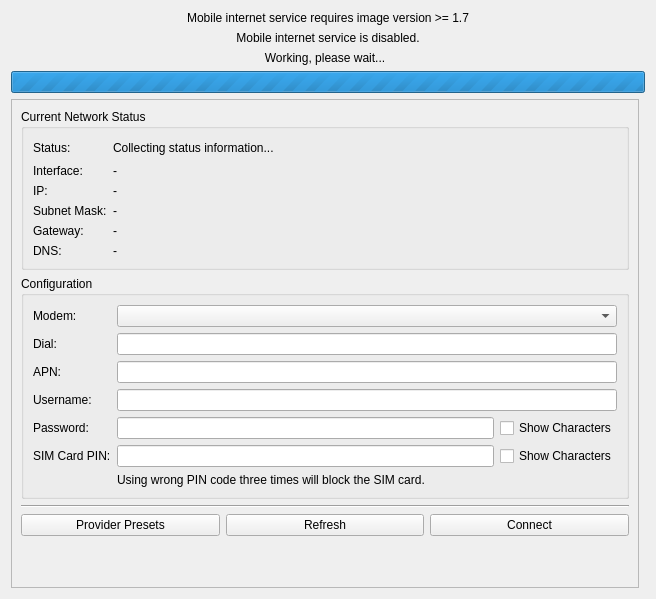
Before: the Qt Designer form src/brickv/plugin_system/plugins/red/ui/red_tab_settings_mobile_internet.ui in Tinkerforge/brickv, drawn with Qt 5.
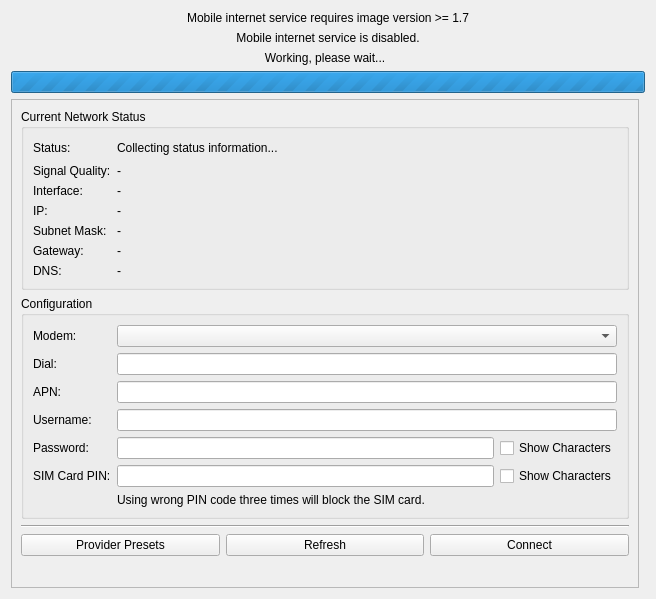
After: the same form once the commit is applied.

Commit message: red-brick: 1. SIM PIN optional 2. Support for multiple connected modems 3. Optimized status refresh 4. Signal reporting on progress

```diff
--- a/src/brickv/plugin_system/plugins/red/ui/red_tab_settings_mobile_internet.ui
+++ b/src/brickv/plugin_system/plugins/red/ui/red_tab_settings_mobile_internet.ui
@@ -77,6 +77,27 @@
           <string>Current Network Status</string>
          </property>
          <layout class="QGridLayout" name="gridLayout_3">
+          <item row="4" column="1" colspan="2">
+           <widget class="QLabel" name="label_mi_status_ip">
+            <property name="text">
+             <string>-</string>
+            </property>
+           </widget>
+          </item>
+          <item row="1" column="0">
+           <widget class="QLabel" name="label_13">
+            <property name="text">
+             <string>Status:</string>
+            </property>
+           </widget>
+          </item>
+          <item row="5" column="1" colspan="2">
+           <widget class="QLabel" name="label_mi_status_subnet_mask">
+            <property name="text">
+             <string>-</string>
+            </property>
+           </widget>
+          </item>
           <item row="1" column="2">
            <spacer name="horizontalSpacer">
             <property name="orientation">
@@ -90,20 +111,48 @@
             </property>
            </spacer>
           </item>
+          <item row="7" column="1" colspan="2">
+           <widget class="QLabel" name="label_mi_status_dns">
+            <property name="text">
+             <string>-</string>
+            </property>
+           </widget>
+          </item>
+          <item row="3" column="1" colspan="2">
+           <widget class="QLabel" name="label_mi_status_interface">
+            <property name="text">
+             <string>-</string>
+            </property>
+           </widget>
+          </item>
+          <item row="5" column="0">
+           <widget class="QLabel" name="label_9">
+            <property name="text">
+             <string>Subnet Mask:</string>
+            </property>
+           </widget>
+          </item>
           <item row="3" column="0">
+           <widget class="QLabel" name="label_7">
+            <property name="text">
+             <string>Interface:</string>
+            </property>
+           </widget>
+          </item>
+          <item row="6" column="1" colspan="2">
+           <widget class="QLabel" name="label_mi_status_gateway">
+            <property name="text">
+             <string>-</string>
+            </property>
+           </widget>
+          </item>
+          <item row="4" column="0">
            <widget class="QLabel" name="label_8">
             <property name="text">
              <string>IP:</string>
             </property>
            </widget>
           </item>
-          <item row="5" column="0">
-           <widget class="QLabel" name="label_10">
-            <property name="text">
-             <string>Gateway:</string>
-            </property>
-           </widget>
-          </item>
           <item row="1" column="1">
            <widget class="QLabel" name="label_mi_status_status">
             <property name="text">
@@ -111,64 +160,29 @@
             </property>
            </widget>
           </item>
-          <item row="1" column="0">
-           <widget class="QLabel" name="label_13">
-            <property name="text">
-             <string>Status:</string>
-            </property>
-           </widget>
-          </item>
-          <item row="4" column="0">
-           <widget class="QLabel" name="label_9">
-            <property name="text">
-             <string>Subnet Mask:</string>
-            </property>
-           </widget>
-          </item>
-          <item row="6" column="0">
+          <item row="7" column="0">
            <widget class="QLabel" name="label_11">
             <property name="text">
              <string>DNS:</string>
             </property>
            </widget>
           </item>
+          <item row="6" column="0">
+           <widget class="QLabel" name="label_10">
+            <property name="text">
+             <string>Gateway:</string>
+            </property>
+           </widget>
+          </item>
           <item row="2" column="0">
-           <widget class="QLabel" name="label_7">
+           <widget class="QLabel" name="label_12">
             <property name="text">
-             <string>Interface:</string>
+             <string>Signal Quality:</string>
             </property>
            </widget>
           </item>
           <item row="2" column="1" colspan="2">
-           <widget class="QLabel" name="label_mi_status_interface">
-            <property name="text">
-             <string>-</string>
-            </property>
-           </widget>
-          </item>
-          <item row="3" column="1" colspan="2">
-           <widget class="QLabel" name="label_mi_status_ip">
-            <property name="text">
-             <string>-</string>
-            </property>
-           </widget>
-          </item>
-          <item row="4" column="1" colspan="2">
-           <widget class="QLabel" name="label_mi_status_subnet_mask">
-            <property name="text">
-             <string>-</string>
-            </property>
-           </widget>
-          </item>
-          <item row="5" column="1" colspan="2">
-           <widget class="QLabel" name="label_mi_status_gateway">
-            <property name="text">
-             <string>-</string>
-            </property>
-           </widget>
-          </item>
-          <item row="6" column="1" colspan="2">
-           <widget class="QLabel" name="label_mi_status_dns">
+           <widget class="QLabel" name="label_mi_status_signal_quality">
             <property name="text">
              <string>-</string>
             </property>
```
The commit also changes 2 other files.
